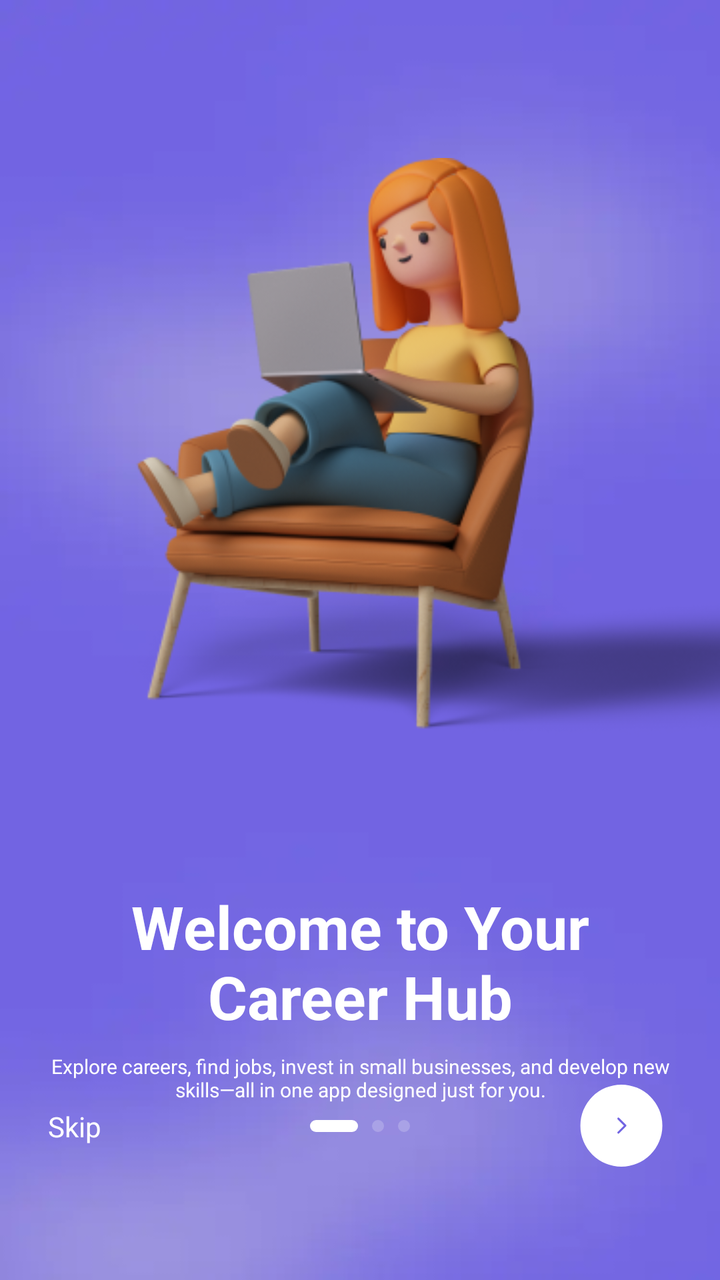
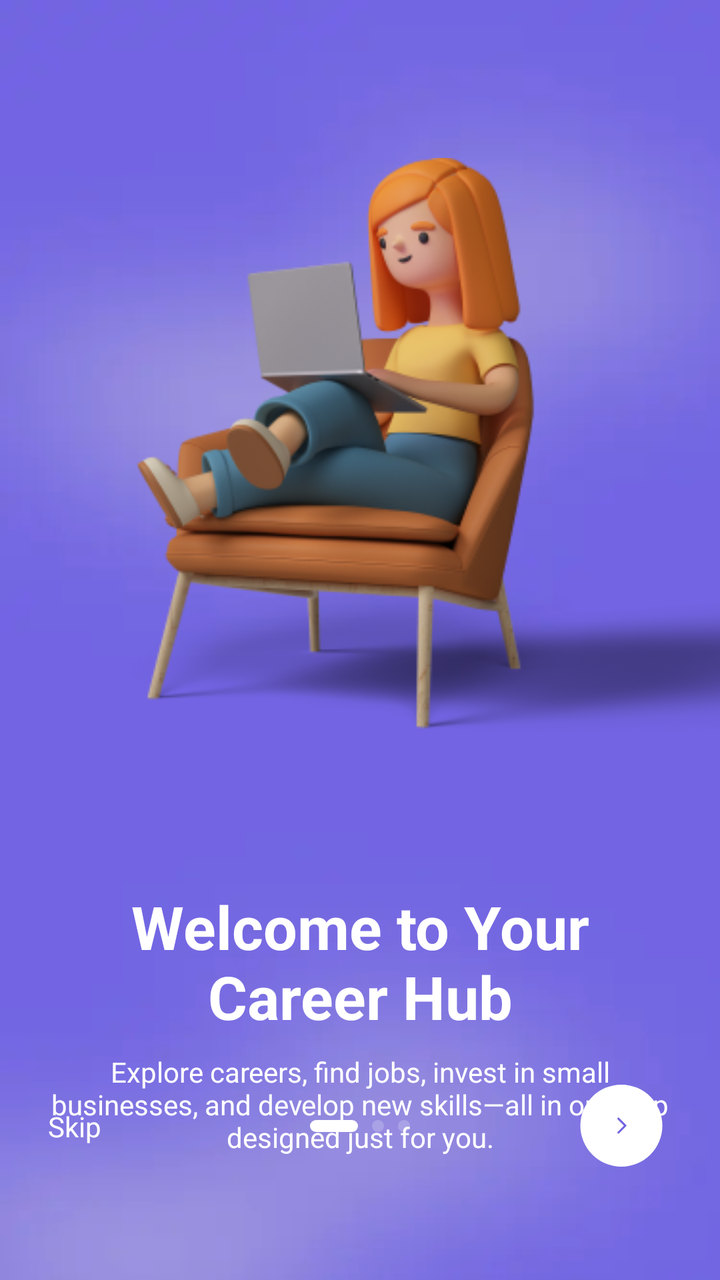

Before-and-after screenshots of an Android layout around one commit, followed by the original layout XML and the change that was made.
<!-- AndroidManifest.xml: application theme Theme.CareerCompass -->
<!-- res/layout/fragment_on_board_one.xml -->
<?xml version="1.0" encoding="utf-8"?>
<androidx.constraintlayout.widget.ConstraintLayout xmlns:android="http://schemas.android.com/apk/res/android"
    xmlns:app="http://schemas.android.com/apk/res-auto"
    xmlns:tools="http://schemas.android.com/tools"
    android:layout_width="match_parent"
    android:layout_height="match_parent"
    android:background="@drawable/bg_onboard"
    tools:context=".ui.onboard.fragments.OnBoardOneFragment">

    <ImageView
        android:id="@+id/onBoardIllustration"
        android:layout_width="0dp"
        android:layout_height="wrap_content"
        android:scaleType="fitEnd"
        android:src="@drawable/on_board_one"
        app:layout_constraintBottom_toBottomOf="parent"
        app:layout_constraintEnd_toEndOf="parent"
        app:layout_constraintHorizontal_bias="0.5"
        app:layout_constraintStart_toStartOf="parent"
        app:layout_constraintTop_toTopOf="parent"
        app:layout_constraintVertical_bias="0.20999998"
        tools:ignore="ContentDescription" />

    <TextView
        android:id="@+id/tvOnBoardTitle"
        android:layout_width="wrap_content"
        android:layout_height="wrap_content"
        android:layout_marginTop="52dp"
        android:gravity="center"
        android:text="@string/onBoardTitleOne"
        android:textColor="@color/white"
        android:textSize="30sp"
        android:textStyle="bold"
        app:layout_constraintEnd_toEndOf="parent"
        app:layout_constraintStart_toStartOf="parent"
        app:layout_constraintTop_toBottomOf="@+id/onBoardIllustration" />

    <TextView
        android:id="@+id/tvOnBoardDescription"
        android:layout_width="0dp"
        android:layout_height="wrap_content"
        android:layout_marginStart="@dimen/space_between_views"
        android:layout_marginTop="8dp"
        android:layout_marginEnd="@dimen/space_between_views"
        android:gravity="center"
        android:text="@string/onBoardDescriptionOne"
        android:textColor="@color/white"
        android:textSize="10sp"
        app:layout_constraintBottom_toTopOf="@+id/btnNext"
        app:layout_constraintEnd_toEndOf="parent"
        app:layout_constraintStart_toStartOf="parent"
        app:layout_constraintTop_toBottomOf="@+id/tvOnBoardTitle"
        app:layout_constraintVertical_bias="0.0" />

    <ImageButton
        android:id="@+id/btnNext"
        android:layout_width="wrap_content"
        android:layout_height="wrap_content"
        android:layout_marginEnd="16dp"
        android:layout_marginBottom="46dp"
        android:backgroundTint="@android:color/transparent"
        android:src="@drawable/btn_next"
        app:layout_constraintBottom_toBottomOf="parent"
        app:layout_constraintEnd_toEndOf="parent"
        tools:ignore="ContentDescription" />

    <ImageView
        android:id="@+id/imageView2"
        android:layout_width="wrap_content"
        android:layout_height="wrap_content"
        android:src="@drawable/on_board_indicator_one"
        app:layout_constraintBottom_toBottomOf="@+id/btnNext"
        app:layout_constraintEnd_toEndOf="parent"
        app:layout_constraintHorizontal_bias="0.5"
        app:layout_constraintStart_toStartOf="parent"
        app:layout_constraintTop_toTopOf="@+id/btnNext"
        tools:ignore="ContentDescription" />

    <TextView
        android:id="@+id/tvSkip"
        android:layout_width="wrap_content"
        android:layout_height="wrap_content"
        android:layout_marginStart="16dp"
        android:padding="8dp"
        android:text="@string/skip"
        android:textColor="@color/white"
        app:layout_constraintBottom_toBottomOf="@+id/imageView2"
        app:layout_constraintStart_toStartOf="parent"
        app:layout_constraintTop_toTopOf="@+id/imageView2" />
</androidx.constraintlayout.widget.ConstraintLayout>
<!-- resources referenced by this layout -->
<resources>
  <color name="white">#FFFFFF</color>
  <dimen name="space_between_views">22dp</dimen>
  <!-- drawable bg_onboard: webp bitmap (drawable, 1778 bytes) -->
  <!-- drawable btn_next (drawable) -->
  <vector xmlns:android="http://schemas.android.com/apk/res/android"
      android:width="42dp"
      android:height="42dp"
      android:viewportWidth="42"
      android:viewportHeight="42">
    <path
        android:pathData="M20.684,20.802m-20.5,0a20.5,20.5 0,1 1,41 0a20.5,20.5 0,1 1,-41 0"
        android:fillColor="#ffffff"/>
    <path
        android:pathData="M19.183,17.303L22.683,20.803L19.183,24.303"
        android:strokeLineJoin="round"
        android:strokeWidth="1.02202"
        android:fillColor="#00000000"
        android:strokeColor="#7265E2"
        android:strokeLineCap="round"/>
  </vector>
  <!-- drawable on_board_indicator_one (drawable) -->
  <vector xmlns:android="http://schemas.android.com/apk/res/android"
      android:width="50dp"
      android:height="6dp"
      android:viewportWidth="50"
      android:viewportHeight="6">
    <path
        android:pathData="M47,3m-3,0a3,3 0,1 1,6 0a3,3 0,1 1,-6 0"
        android:fillColor="#ffffff"
        android:fillAlpha="0.2"/>
    <path
        android:pathData="M34,3m-3,0a3,3 0,1 1,6 0a3,3 0,1 1,-6 0"
        android:fillColor="#ffffff"
        android:fillAlpha="0.2"/>
    <path
        android:pathData="M3,0L21,0A3,3 0,0 1,24 3L24,3A3,3 0,0 1,21 6L3,6A3,3 0,0 1,0 3L0,3A3,3 0,0 1,3 0z"
        android:fillColor="#ffffff"/>
  </vector>
  <!-- drawable on_board_one: png bitmap (drawable, 67436 bytes) -->
  <string name="onBoardDescriptionOne">Explore careers, find jobs, invest in small businesses, and develop new skills—all in one app designed just for you.</string>
  <string name="onBoardTitleOne">Welcome to Your\nCareer Hub</string>
  <string name="skip">Skip</string>
  <style name="Theme.CareerCompass" parent="Base.Theme.CareerCompass" />
  <style name="Base.Theme.CareerCompass" parent="Theme.Material3.Light.NoActionBar">
          
          <item name="colorPrimary">@color/colorPrimary</item>
          <item name="colorPrimaryDark">@color/colorPrimaryDark</item>
      </style>
  <color name="colorPrimary">#7265E2</color>
  <color name="colorPrimaryDark">#4E46B5</color>
</resources>

<!-- the commit's change to res/layout/fragment_on_board_one.xml (unified diff, before → after) -->
@@ -45,7 +45,6 @@
         android:gravity="center"
         android:text="@string/onBoardDescriptionOne"
         android:textColor="@color/white"
-        android:textSize="10sp"
         app:layout_constraintBottom_toTopOf="@+id/btnNext"
         app:layout_constraintEnd_toEndOf="parent"
         app:layout_constraintStart_toStartOf="parent"
